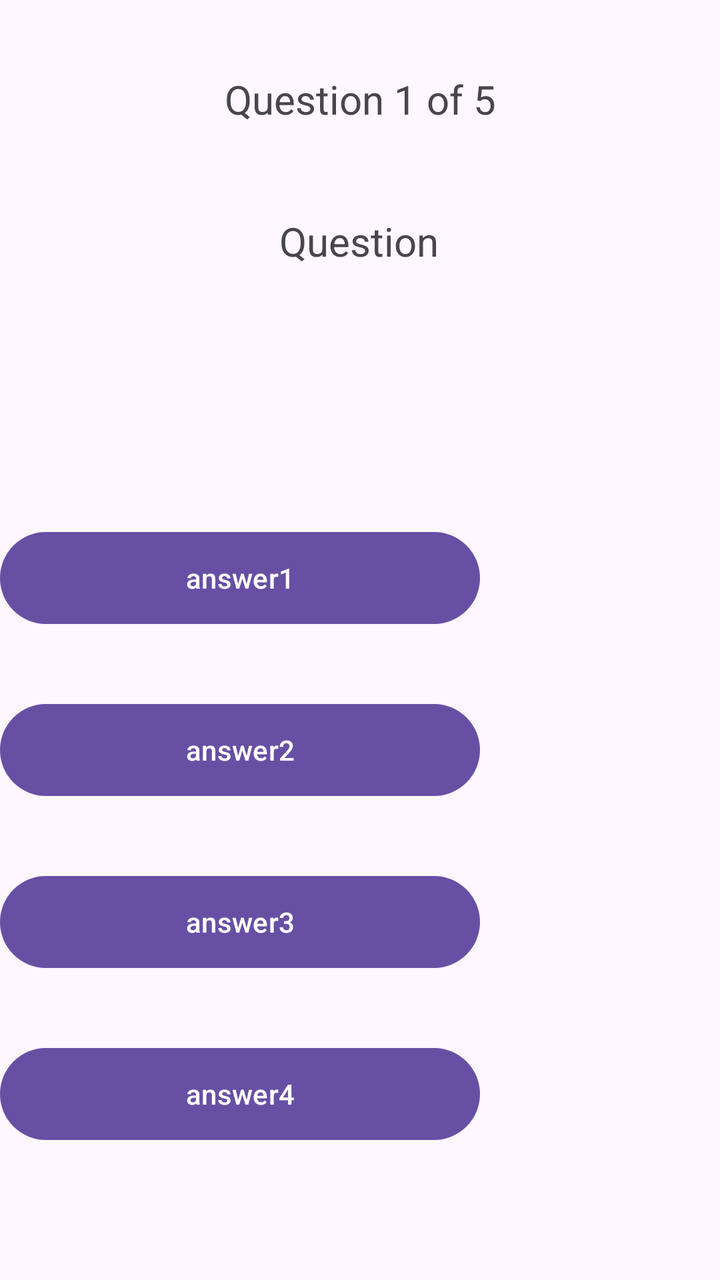
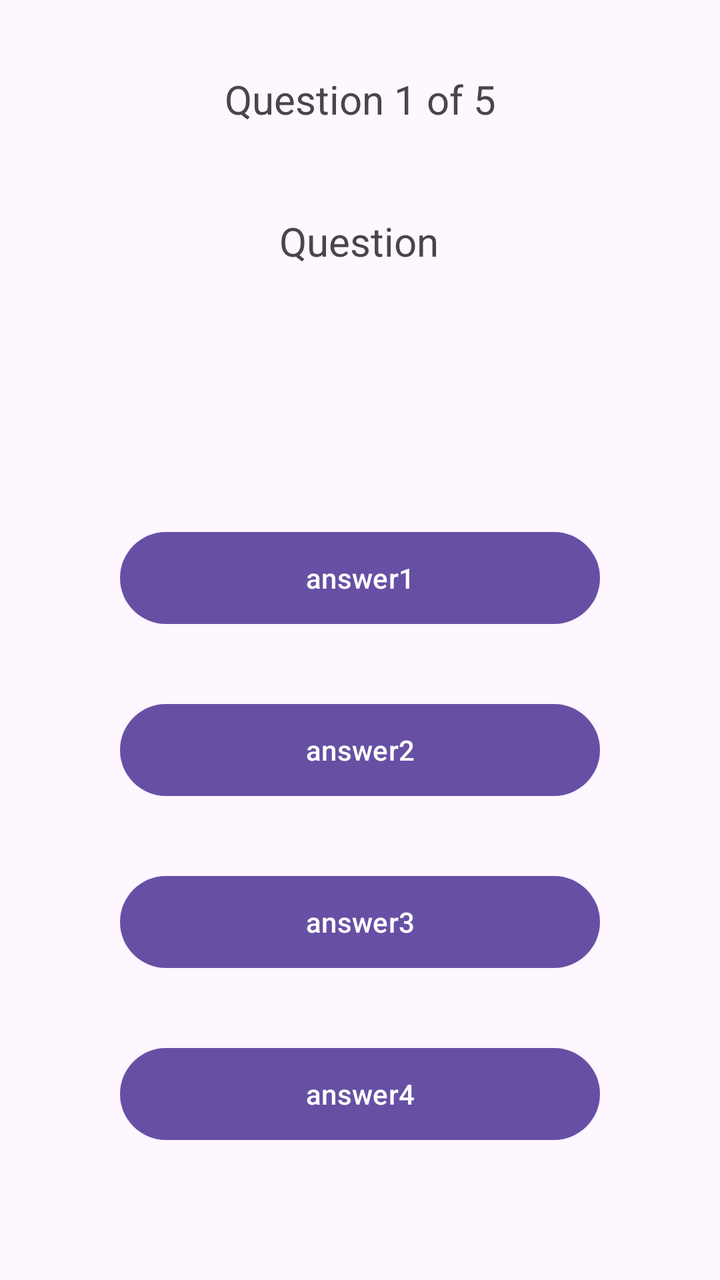

Before-and-after screenshots of an Android layout around one commit, followed by the original layout XML and the change that was made.
<!-- AndroidManifest.xml: application theme Theme.QuizyApp -->
<!-- res/layout/activity_quiz.xml -->
<?xml version="1.0" encoding="utf-8"?>
<androidx.constraintlayout.widget.ConstraintLayout xmlns:android="http://schemas.android.com/apk/res/android"
    xmlns:app="http://schemas.android.com/apk/res-auto"
    xmlns:tools="http://schemas.android.com/tools"
    android:id="@+id/main"
    android:layout_width="match_parent"
    android:layout_height="match_parent"
    tools:context=".MainActivity">

    <androidx.constraintlayout.widget.ConstraintLayout
        android:layout_width="match_parent"
        android:layout_height="match_parent"
        tools:layout_editor_absoluteX="0dp"
        tools:layout_editor_absoluteY="-117dp">

        <TextView
            android:id="@+id/textView_questionCount"
            android:layout_width="wrap_content"
            android:layout_height="wrap_content"
            android:layout_marginTop="36dp"
            android:text="Question 1 of 5"
            android:textSize="20sp"
            app:layout_constraintEnd_toEndOf="parent"
            app:layout_constraintStart_toStartOf="parent"
            app:layout_constraintTop_toTopOf="parent" />

        <TextView
            android:id="@+id/textView_question"
            android:layout_width="wrap_content"
            android:layout_height="wrap_content"
            android:layout_marginTop="44dp"
            android:text="Question"
            android:textSize="20sp"
            app:layout_constraintEnd_toEndOf="parent"
            app:layout_constraintHorizontal_bias="0.498"
            app:layout_constraintStart_toStartOf="parent"
            app:layout_constraintTop_toBottomOf="@+id/textView_questionCount" />

        <Button
            android:id="@+id/btn_answer1"
            android:layout_width="240dp"
            android:layout_height="54dp"
            android:layout_marginTop="128dp"
            android:text="answer1"
            app:layout_constraintTop_toBottomOf="@+id/textView_question"
            tools:layout_editor_absoluteX="85dp" />

        <Button
            android:id="@+id/btn_answer2"
            android:layout_width="240dp"
            android:layout_height="54dp"
            android:layout_marginTop="32dp"
            android:text="answer2"
            app:layout_constraintTop_toBottomOf="@+id/btn_answer1"
            tools:layout_editor_absoluteX="85dp" />

        <Button
            android:id="@+id/btn_answer3"
            android:layout_width="240dp"
            android:layout_height="54dp"
            android:layout_marginTop="32dp"
            android:text="answer3"
            app:layout_constraintTop_toBottomOf="@+id/btn_answer2"
            tools:layout_editor_absoluteX="85dp" />

        <Button
            android:id="@+id/btn_answer4"
            android:layout_width="240dp"
            android:layout_height="54dp"
            android:layout_marginTop="32dp"
            android:text="answer4"
            app:layout_constraintTop_toBottomOf="@+id/btn_answer3"
            tools:layout_editor_absoluteX="85dp" />
    </androidx.constraintlayout.widget.ConstraintLayout>
</androidx.constraintlayout.widget.ConstraintLayout>
<!-- resources referenced by this layout -->
<resources>
  <style name="Theme.QuizyApp" parent="Base.Theme.QuizyApp" />
  <style name="Base.Theme.QuizyApp" parent="Theme.Material3.DayNight.NoActionBar">
          
          
      </style>
</resources>

<!-- the commit's change to res/layout/activity_quiz.xml (unified diff, before → after) -->
@@ -42,8 +42,9 @@
             android:layout_height="54dp"
             android:layout_marginTop="128dp"
             android:text="answer1"
-            app:layout_constraintTop_toBottomOf="@+id/textView_question"
-            tools:layout_editor_absoluteX="85dp" />
+            app:layout_constraintEnd_toEndOf="parent"
+            app:layout_constraintStart_toStartOf="parent"
+            app:layout_constraintTop_toBottomOf="@+id/textView_question" />
 
         <Button
             android:id="@+id/btn_answer2"
@@ -51,8 +52,9 @@
             android:layout_height="54dp"
             android:layout_marginTop="32dp"
             android:text="answer2"
-            app:layout_constraintTop_toBottomOf="@+id/btn_answer1"
-            tools:layout_editor_absoluteX="85dp" />
+            app:layout_constraintEnd_toEndOf="parent"
+            app:layout_constraintStart_toStartOf="parent"
+            app:layout_constraintTop_toBottomOf="@+id/btn_answer1" />
 
         <Button
             android:id="@+id/btn_answer3"
@@ -60,8 +62,9 @@
             android:layout_height="54dp"
             android:layout_marginTop="32dp"
             android:text="answer3"
-            app:layout_constraintTop_toBottomOf="@+id/btn_answer2"
-            tools:layout_editor_absoluteX="85dp" />
+            app:layout_constraintEnd_toEndOf="parent"
+            app:layout_constraintStart_toStartOf="parent"
+            app:layout_constraintTop_toBottomOf="@+id/btn_answer2" />
 
         <Button
             android:id="@+id/btn_answer4"
@@ -69,7 +72,8 @@
             android:layout_height="54dp"
             android:layout_marginTop="32dp"
             android:text="answer4"
-            app:layout_constraintTop_toBottomOf="@+id/btn_answer3"
-            tools:layout_editor_absoluteX="85dp" />
+            app:layout_constraintEnd_toEndOf="parent"
+            app:layout_constraintStart_toStartOf="parent"
+            app:layout_constraintTop_toBottomOf="@+id/btn_answer3" />
     </androidx.constraintlayout.widget.ConstraintLayout>
 </androidx.constraintlayout.widget.ConstraintLayout>
